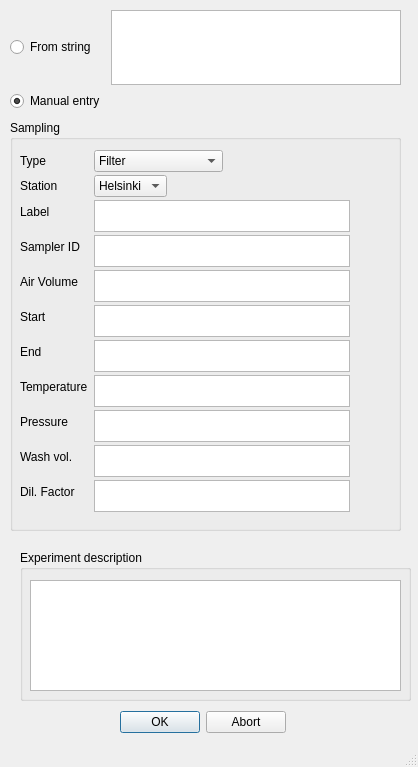
The window that src/gui/experiment_metadata.ui (gfogwill/FrESH) describes before a commit, drawn with Qt 5.
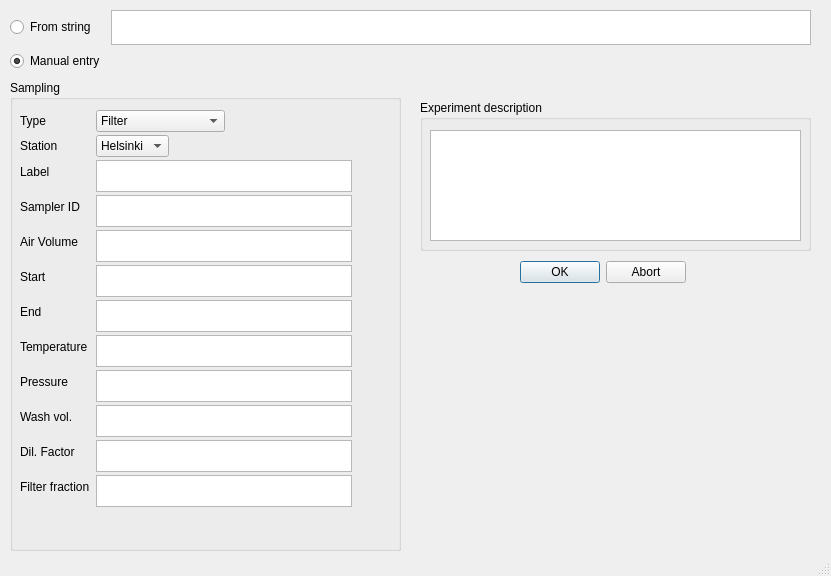
The same window after the commit.

Commit message: style: update metadata gui

The edit to the form file:
```diff
--- a/src/gui/experiment_metadata.ui
+++ b/src/gui/experiment_metadata.ui
@@ -6,8 +6,8 @@
    <rect>
     <x>0</x>
     <y>0</y>
-    <width>418</width>
-    <height>767</height>
+    <width>831</width>
+    <height>576</height>
    </rect>
   </property>
   <property name="windowTitle">
@@ -21,9 +21,9 @@
     <property name="geometry">
      <rect>
       <x>10</x>
-      <y>120</y>
+      <y>80</y>
       <width>391</width>
-      <height>411</height>
+      <height>471</height>
      </rect>
     </property>
     <property name="title">
@@ -35,7 +35,7 @@
        <x>10</x>
        <y>30</y>
        <width>371</width>
-       <height>381</height>
+       <height>443</height>
       </rect>
      </property>
      <layout class="QFormLayout" name="formLayout_2">
@@ -307,14 +307,31 @@
         </property>
        </widget>
       </item>
+      <item row="11" column="0">
+       <widget class="QLabel" name="label_10">
+        <property name="text">
+         <string>Filter fraction</string>
+        </property>
+       </widget>
+      </item>
+      <item row="11" column="1">
+       <widget class="QTextEdit" name="textFilterFraction">
+        <property name="maximumSize">
+         <size>
+          <width>16777215</width>
+          <height>32</height>
+         </size>
+        </property>
+       </widget>
+      </item>
      </layout>
     </widget>
    </widget>
    <widget class="QDialogButtonBox" name="ConfirmbuttonBox">
     <property name="geometry">
      <rect>
-      <x>120</x>
-      <y>710</y>
+      <x>520</x>
+      <y>260</y>
       <width>166</width>
       <height>25</height>
      </rect>
@@ -328,8 +345,8 @@
      <rect>
       <x>10</x>
       <y>10</y>
-      <width>391</width>
-      <height>101</height>
+      <width>801</width>
+      <height>61</height>
      </rect>
     </property>
     <layout class="QGridLayout" name="gridLayout">
@@ -377,8 +394,8 @@
    <widget class="QGroupBox" name="groupBox_2">
     <property name="geometry">
      <rect>
-      <x>20</x>
-      <y>550</y>
+      <x>420</x>
+      <y>100</y>
       <width>391</width>
       <height>151</height>
      </rect>
```
